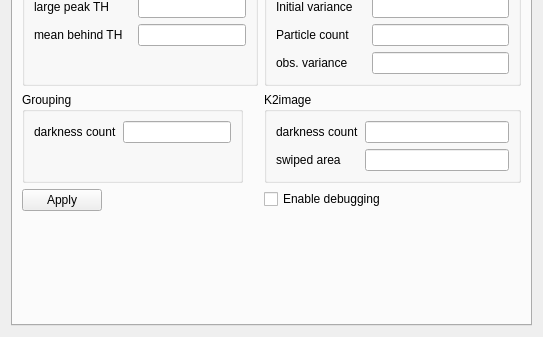
Above: Hanse/Module_SonarLocalization/form_sonarlocalization.ui from iti-luebeck/HANSE2011 before the change; both pictures show x 0 to 543 and y 288 to 625 of the 543 by 625 pixel window. Below: the same form after it.
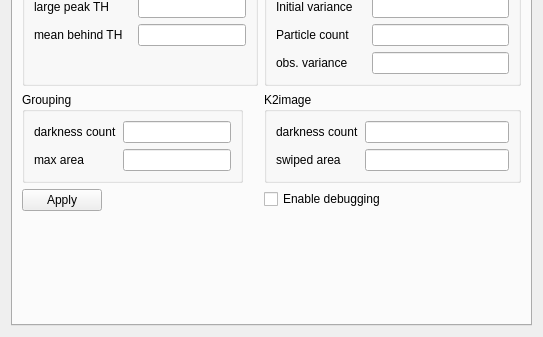
That is the form after the change. Custom widgets are drawn as their Qt base class.

Patch:
```diff
--- a/Hanse/Module_SonarLocalization/form_sonarlocalization.ui
+++ b/Hanse/Module_SonarLocalization/form_sonarlocalization.ui
@@ -270,6 +270,16 @@
           <item row="1" column="1">
            <widget class="QLineEdit" name="groupingDarknessCnt"/>
           </item>
+          <item row="2" column="0">
+           <widget class="QLabel" name="label_21">
+            <property name="text">
+             <string>max area</string>
+            </property>
+           </widget>
+          </item>
+          <item row="2" column="1">
+           <widget class="QLineEdit" name="groupingMaxArea"/>
+          </item>
          </layout>
         </widget>
        </item>
```
